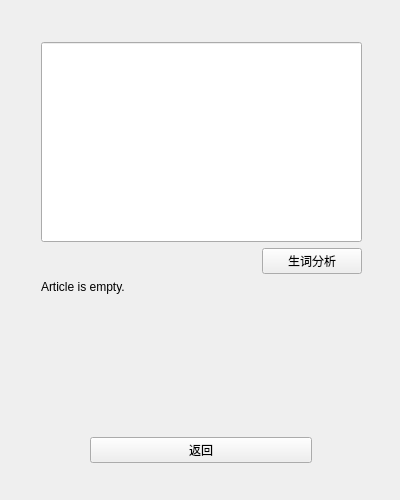
Above: form/articleui.ui from squarefk/EnglishHelper before the change. Below: the same form after it.
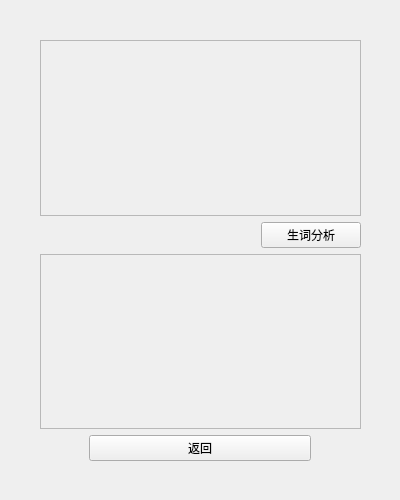
That is the form after the change.

Commit message: make articleui work

Patch:
```diff
--- a/form/articleui.ui
+++ b/form/articleui.ui
@@ -13,33 +13,31 @@
   <property name="windowTitle">
    <string>Form</string>
   </property>
-  <widget class="QWidget" name="layoutWidget">
+  <widget class="QWidget" name="">
    <property name="geometry">
     <rect>
-     <x>41</x>
-     <y>42</y>
+     <x>40</x>
+     <y>40</y>
      <width>321</width>
      <height>421</height>
     </rect>
    </property>
    <layout class="QVBoxLayout" name="verticalLayout">
     <item>
-     <widget class="QLineEdit" name="lineEdit">
-      <property name="minimumSize">
-       <size>
-        <width>0</width>
-        <height>200</height>
-       </size>
+     <widget class="QScrollArea" name="scrollArea">
+      <property name="widgetResizable">
+       <bool>true</bool>
       </property>
-      <property name="maximumSize">
-       <size>
-        <width>16777215</width>
-        <height>200</height>
-       </size>
-      </property>
-      <property name="alignment">
-       <set>Qt::AlignLeading|Qt::AlignLeft|Qt::AlignTop</set>
-      </property>
+      <widget class="QWidget" name="scrollAreaWidgetContents">
+       <property name="geometry">
+        <rect>
+         <x>0</x>
+         <y>0</y>
+         <width>317</width>
+         <height>161</height>
+        </rect>
+       </property>
+      </widget>
      </widget>
     </item>
     <item>
@@ -79,13 +77,20 @@
      </layout>
     </item>
     <item>
-     <widget class="QLabel" name="label">
-      <property name="text">
-       <string>Article is empty.</string>
+     <widget class="QScrollArea" name="scrollArea_2">
+      <property name="widgetResizable">
+       <bool>true</bool>
       </property>
-      <property name="alignment">
-       <set>Qt::AlignLeading|Qt::AlignLeft|Qt::AlignTop</set>
-      </property>
+      <widget class="QWidget" name="scrollAreaWidgetContents_2">
+       <property name="geometry">
+        <rect>
+         <x>0</x>
+         <y>0</y>
+         <width>317</width>
+         <height>160</height>
+        </rect>
+       </property>
+      </widget>
      </widget>
     </item>
     <item>
```
The commit also changes 7 other files.
